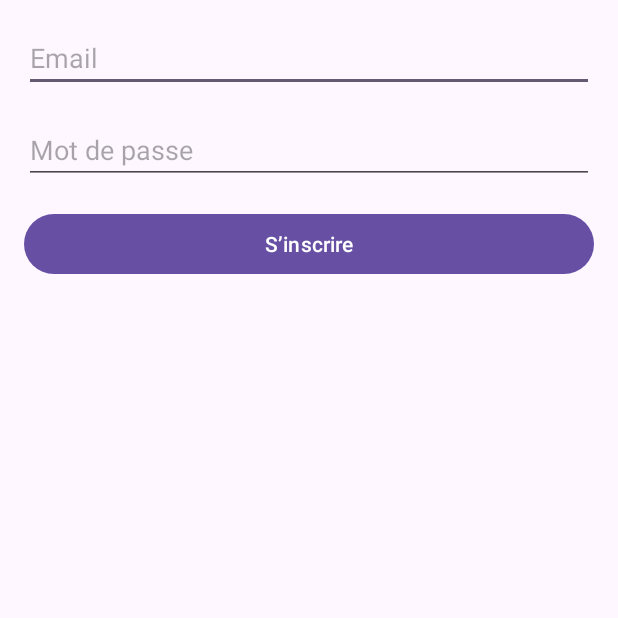
After one commit to AdnanBenaboud/Projet-Dev-Mobile, an Android app: the ActiviteInscription screen opened directly, with no data from a screen before it, on a phone screen of 412 x 824 dp, the top half of it. The commit adds this screen. Run offline under Robolectric (Android 15) with nearby library versions, the phone set to English and light mode, and no system bars; our stand-ins replace Firebase (no records; nobody signed in at launch, a user with empty details on screens opened directly).

Commit message:
added inscription in using an account

```diff
--- a/app/src/main/AndroidManifest.xml
+++ b/app/src/main/AndroidManifest.xml
@@ -16,6 +16,9 @@
         android:theme="@style/Theme.ProjetDevMobile"
         tools:targetApi="31">
         <activity
+            android:name=".ActiviteInscription"
+            android:exported="false" />
+        <activity
             android:name=".ActiviteConnexion"
             android:exported="false" />
         <activity
--- /dev/null
+++ b/app/src/main/java/com/example/projetdevmobile/ActiviteInscription.java
@@ -0,0 +1,55 @@
+package com.example.projetdevmobile;
+
+import android.content.Intent;
+import android.os.Bundle;
+import android.widget.Button;
+import android.widget.EditText;
+import android.widget.Toast;
+import androidx.appcompat.app.AppCompatActivity;
+import com.google.firebase.auth.FirebaseAuth;
+import com.google.firebase.auth.FirebaseUser;
+
+public class ActiviteInscription extends AppCompatActivity {
+
+    EditText champEmail, champMdp;
+    Button boutonInscription;
+    FirebaseAuth auth;
+
+    @Override
+    protected void onCreate(Bundle savedInstanceState) {
+        super.onCreate(savedInstanceState);
+        setContentView(R.layout.activity_activite_inscription);
+
+        champEmail = findViewById(R.id.champ_email);
+        champMdp = findViewById(R.id.champ_mdp);
+        boutonInscription = findViewById(R.id.bouton_inscription);
+        auth = FirebaseAuth.getInstance();
+
+        boutonInscription.setOnClickListener(v -> {
+            String email = champEmail.getText().toString().trim();
+            String mdp = champMdp.getText().toString().trim();
+
+            auth.createUserWithEmailAndPassword(email, mdp)
+                    .addOnCompleteListener(task -> {
+                        if (task.isSuccessful()) {
+                            FirebaseUser utilisateur = auth.getCurrentUser();
+                            if (utilisateur != null) {
+                                utilisateur.sendEmailVerification()
+                                        .addOnCompleteListener(verificationTask -> {
+                                            if (verificationTask.isSuccessful()) {
+                                                Toast.makeText(this, "Vérifiez votre e-mail puis connectez-vous à votre compte", Toast.LENGTH_LONG).show();
+                                                auth.signOut();
+                                                startActivity(new Intent(this, ActiviteConnexion.class));
+                                                finish();
+                                            } else {
+                                                Toast.makeText(this, "Échec de l'envoi de l'e-mail", Toast.LENGTH_SHORT).show();
+                                            }
+                                        });
+                            }
+                        } else {
+                            Toast.makeText(this, "Échec de l’inscription", Toast.LENGTH_SHORT).show();
+                        }
+                    });
+        });
+    }
+}
--- /dev/null
+++ b/app/src/main/res/layout/activity_activite_inscription.xml
@@ -0,0 +1,37 @@
+<androidx.constraintlayout.widget.ConstraintLayout xmlns:android="http://schemas.android.com/apk/res/android"
+    xmlns:app="http://schemas.android.com/apk/res-auto"
+    android:layout_width="match_parent"
+    android:layout_height="match_parent">
+
+    <EditText
+        android:id="@+id/champ_email"
+        android:layout_width="0dp"
+        android:layout_height="wrap_content"
+        android:hint="Email"
+        android:inputType="textEmailAddress"
+        android:layout_margin="16dp"
+        app:layout_constraintTop_toTopOf="parent"
+        app:layout_constraintStart_toStartOf="parent"
+        app:layout_constraintEnd_toEndOf="parent" />
+
+    <EditText
+        android:id="@+id/champ_mdp"
+        android:layout_width="0dp"
+        android:layout_height="wrap_content"
+        android:hint="Mot de passe"
+        android:inputType="textPassword"
+        android:layout_margin="16dp"
+        app:layout_constraintTop_toBottomOf="@id/champ_email"
+        app:layout_constraintStart_toStartOf="parent"
+        app:layout_constraintEnd_toEndOf="parent" />
+
+    <Button
+        android:id="@+id/bouton_inscription"
+        android:layout_width="0dp"
+        android:layout_height="wrap_content"
+        android:text="S’inscrire"
+        android:layout_margin="16dp"
+        app:layout_constraintTop_toBottomOf="@id/champ_mdp"
+        app:layout_constraintStart_toStartOf="parent"
+        app:layout_constraintEnd_toEndOf="parent" />
+</androidx.constraintlayout.widget.ConstraintLayout>
--- a/app/src/main/res/layout/activity_main.xml
+++ b/app/src/main/res/layout/activity_main.xml
@@ -31,4 +31,6 @@
         mapbox:layout_constraintBottom_toBottomOf="parent"
         mapbox:layout_constraintEnd_toEndOf="parent"
         mapbox:layout_constraintStart_toStartOf="parent" />
+
+
 </androidx.constraintlayout.widget.ConstraintLayout>
```
Also changed, not shown: app/src/main/java/com/example/projetdevmobile/ActiviteConnexion.java (+15 -0 lines), app/src/main/res/layout/activity_activite_connexion.xml (+18 -5 lines).
